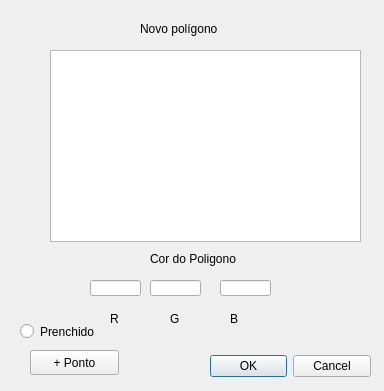
This is novopoligono.ui in juliogramos/INE5420 as Qt 5 draws it before an edit. The edited form follows.
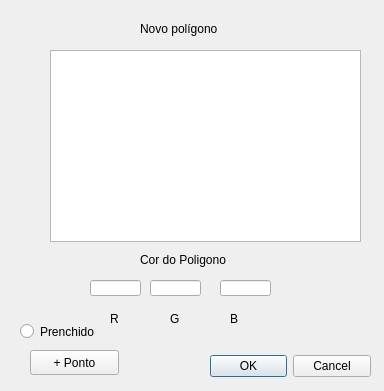
This is the edited form.

```diff
--- a/novopoligono.ui
+++ b/novopoligono.ui
@@ -68,10 +68,10 @@
   <widget class="QLabel" name="label_7">
    <property name="geometry">
     <rect>
-     <x>150</x>
+     <x>140</x>
      <y>250</y>
-     <width>91</width>
-     <height>17</height>
+     <width>111</width>
+     <height>20</height>
     </rect>
    </property>
    <property name="text">
```
